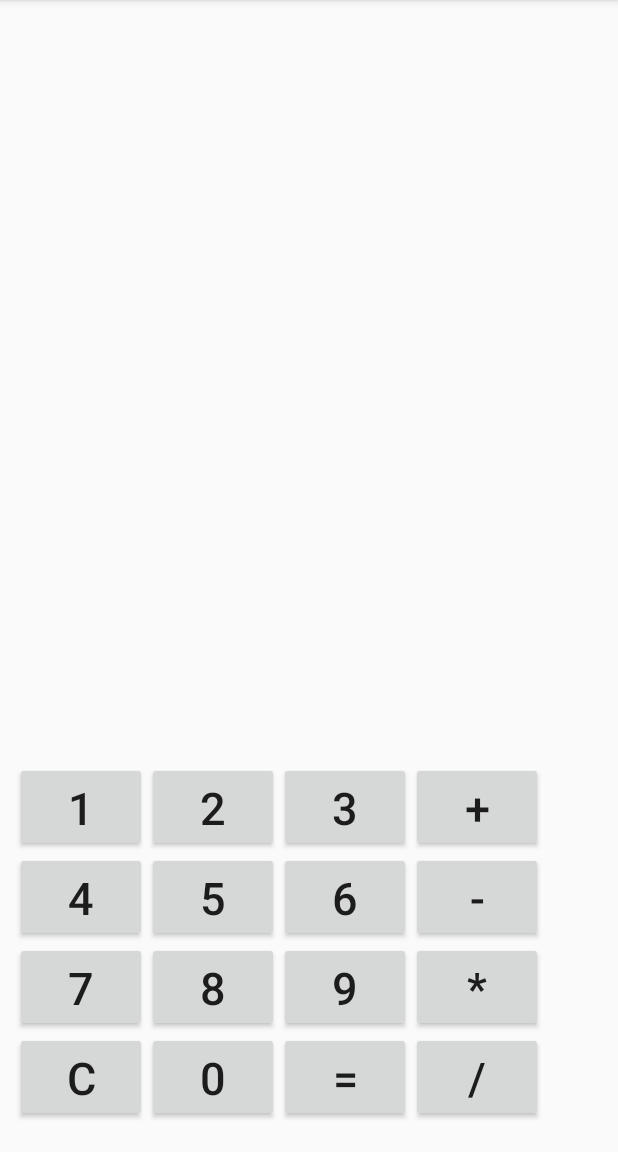
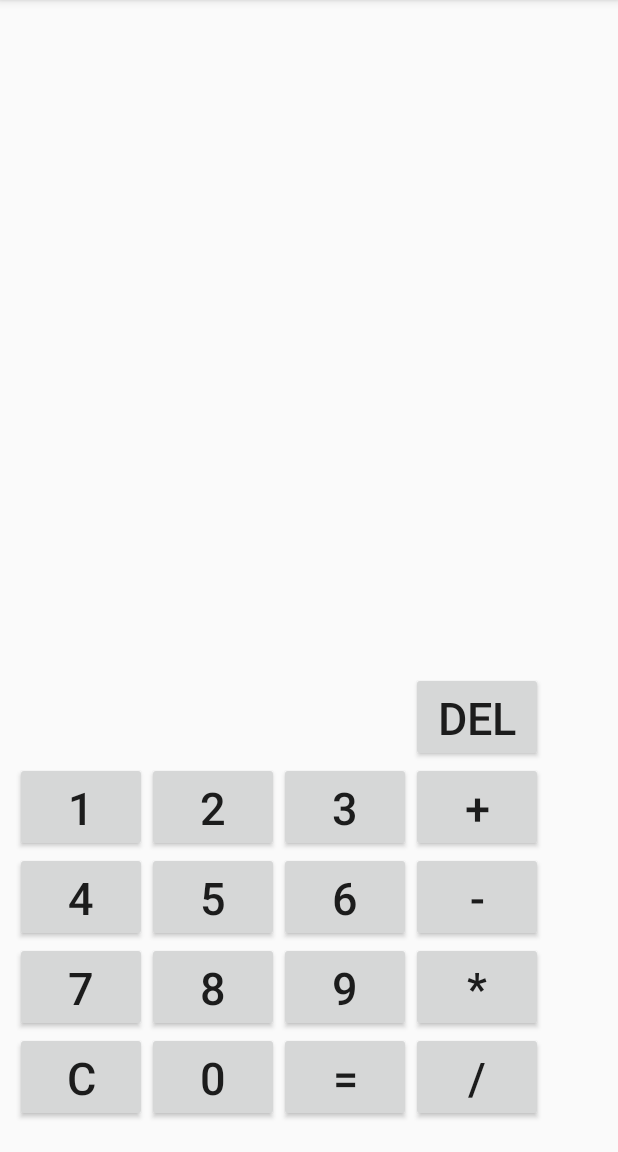
Before and after one commit to ANONYMOUS609/android-calculator, an Android app: the screen it shows after launch (StartActivity), on a phone screen of 412 x 824 dp, the part 84-1236 px from its top. Run offline under Robolectric (Android 15) with nearby library versions, the phone set to English and light mode, and no system bars.

Commit message:
Fifth Commit

```diff
--- a/Calculator/app/src/main/java/com/example/pankajbhardwaj/calculator/StartActivity.java
+++ b/Calculator/app/src/main/java/com/example/pankajbhardwaj/calculator/StartActivity.java
@@ -32,6 +32,24 @@ public class StartActivity extends AppCompatActivity implements View.OnClickList
         Button btnd = (Button) findViewById(R.id.btndiv);
         Button btnm = (Button) findViewById(R.id.btnmul);
         Button btne = (Button) findViewById(R.id.btne);
+        Button btndel = (Button) findViewById(R.id.btndel);
+        btndel.setOnClickListener(new View.OnClickListener() {
+            @Override
+            public void onClick(View v) {
+                TextView tv = (TextView) findViewById(R.id.txtv);
+                String str = tv.getText().toString();
+                if (str.length() >= 1) {
+                    tv.setText(str.substring(0,str.length() - 1));
+                } else
+                    tv.setText("");
+            }
+        });
+        Button btnno = (Button) findViewById(R.id.btnno);
+        Button btnno1 = (Button) findViewById(R.id.btnno1);
+        Button btnno2 = (Button) findViewById(R.id.btnno2);
+        btnno.setVisibility(View.INVISIBLE);
+        btnno1.setVisibility(View.INVISIBLE);
+        btnno2.setVisibility(View.INVISIBLE);
         map.put(btna, false);
         map.put(btns, false);
         map.put(btnm, false);
@@ -48,31 +66,9 @@ public class StartActivity extends AppCompatActivity implements View.OnClickList
         btn8.setOnClickListener(this);
         btn9.setOnClickListener(this);
         btnc.setOnClickListener(this);
-        btne.setOnClickListener(new View.OnClickListener() {
-            @Override
-            public void onClick(View v) {
-                TextView tv = (TextView) findViewById(R.id.txtv);
-                TextView tv1 = (TextView) findViewById(R.id.txtsmall);
-                String one = tv.getText().toString();
-                String two = tv1.getText().toString();
-                int resone = 0;
-                int restwo = 1;
-                int ans = resone + restwo;
-                tv.setText(ans+"");
-                tv1.setText("");
-            }
-        });
-        /*btna.setOnClickListener(new View.OnClickListener() {
-            @Override
-            public void onClick(View v) {
-                for (Button btn : set) {
-                    if (map.get(btn)) {
+    }
 
-                    }
-                }
-            }
-        });*/
-    }
+
 
     @Override
     public void onClick(View v) {
--- a/Calculator/app/src/main/res/layout/activity_main.xml
+++ b/Calculator/app/src/main/res/layout/activity_main.xml
@@ -34,7 +34,23 @@
         android:layout_marginRight="10dp"
         android:layout_marginBottom="20dp"
         android:columnCount="4">
-
+        <Button
+            android:id="@+id/btnno"
+            android:textSize="30sp"
+            android:layout_height="60dp" />
+        <Button
+            android:id="@+id/btnno1"
+            android:textSize="30sp"
+            android:layout_height="60dp" />
+        <Button
+            android:id="@+id/btnno2"
+            android:textSize="30sp"
+            android:layout_height="60dp" />
+        <Button
+            android:id="@+id/btndel"
+            android:text="DEL"
+            android:textSize="30sp"
+            android:layout_height="60dp" />
         <Button
             android:id="@+id/btn1"
             android:text="1"
```
